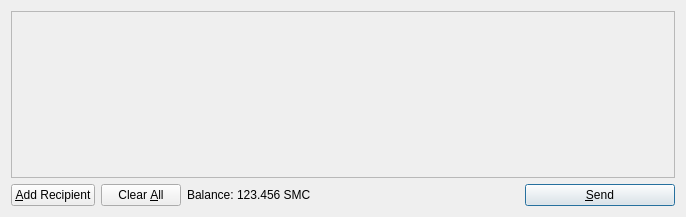
Above: src/qt/forms/sendcoinsdialog.ui from sherbrookmusic/bigchange before the change. Below: the same form after it.
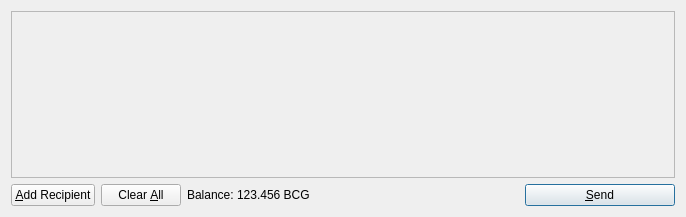
That is the form after the change. Icons and pictures are not drawn.

```diff
--- a/src/qt/forms/sendcoinsdialog.ui
+++ b/src/qt/forms/sendcoinsdialog.ui
@@ -119,7 +119,7 @@
           <cursorShape>IBeamCursor</cursorShape>
          </property>
          <property name="text">
-          <string>123.456 SMC</string>
+          <string>123.456 BCG</string>
          </property>
          <property name="textInteractionFlags">
           <set>Qt::LinksAccessibleByMouse|Qt::TextSelectableByKeyboard|Qt::TextSelectableByMouse</set>
```
